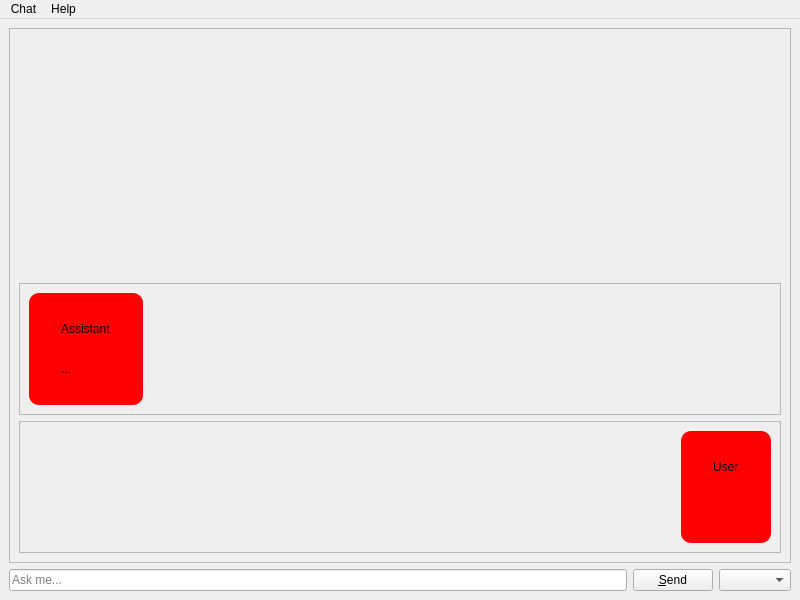
This is ui/main_window.ui in nshiell/ollama-chat as Qt 5 draws it before an edit. The edited form follows.
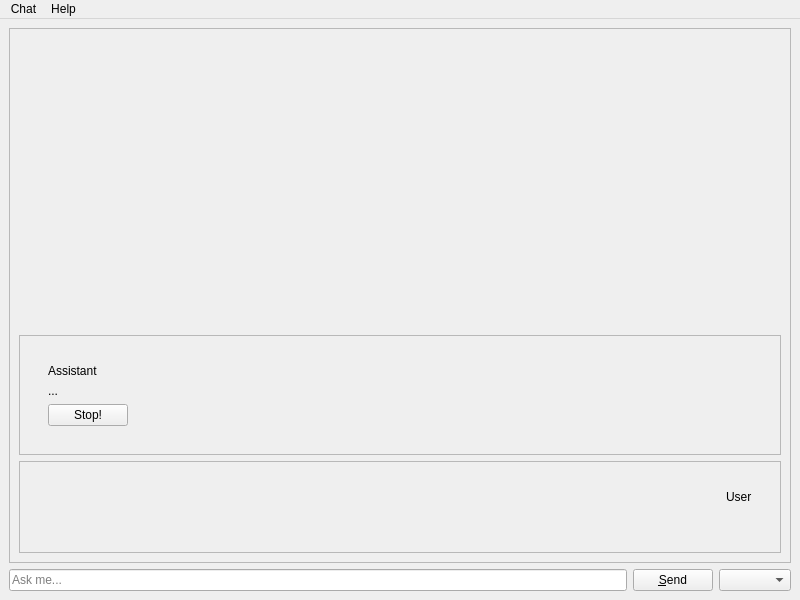
This is the edited form. Icons and pictures are not drawn.

Commit message: Stop button,and UI colour changes, multi window support and state stores messages

Diff of the .ui file:
```diff
--- a/ui/main_window.ui
+++ b/ui/main_window.ui
@@ -59,11 +59,21 @@
                <item>
                 <layout class="QHBoxLayout" name="assistant_box_21">
                  <item>
-                  <widget class="QFrame" name="frame_41">
+                  <widget class="QFrame" name="frame_assistant_bubble">
                    <property name="styleSheet">
-                    <string notr="true">background-color: red;
-border-radius: 10px;
-padding: 10px</string>
+                    <string notr="true">#frame_assistant_bubble {
+background: qlineargradient(
+    spread:pad,
+    x1:0, y1:1,
+    x2:0, y2:0,
+    stop:0.95 #5577AA,
+    stop:0.8 #2244AA,
+    stop:0.2 #111199,
+    stop:0 #000044
+);
+border-radius: 20px;
+padding: 10px;
+}</string>
                    </property>
                    <property name="frameShape">
                     <enum>QFrame::StyledPanel</enum>
@@ -94,6 +104,13 @@
                         </property>
                        </widget>
                       </item>
+                      <item>
+                       <widget class="QPushButton" name="btn_stop">
+                        <property name="text">
+                         <string>Stop!</string>
+                        </property>
+                       </widget>
+                      </item>
                      </layout>
                     </item>
                    </layout>
@@ -142,11 +159,21 @@
                   </spacer>
                  </item>
                  <item>
-                  <widget class="QFrame" name="frame_4">
+                  <widget class="QFrame" name="frame_user_bubble">
                    <property name="styleSheet">
-                    <string notr="true">background-color: red;
-border-radius: 10px;
-padding: 10px</string>
+                    <string notr="true">#frame_user_bubble {
+background: qlineargradient(
+    spread:pad,
+    x1:0, y1:1,
+    x2:0, y2:0,
+    stop:0.95 #335544,
+    stop:0.8 #224433,
+    stop:0.2 #113322,
+    stop:0 #002200
+);
+border-radius: 20px;
+padding: 10px;
+}</string>
                    </property>
                    <property name="frameShape">
                     <enum>QFrame::StyledPanel</enum>
@@ -231,10 +258,10 @@
     <property name="title">
      <string>Chat</string>
     </property>
-    <addaction name="actionSettings"/>
+    <addaction name="action_new_window"/>
     <addaction name="action_configure"/>
     <addaction name="separator"/>
-    <addaction name="actionQuit"/>
+    <addaction name="action_quit"/>
    </widget>
    <widget class="QMenu" name="menuHelp">
     <property name="title">
@@ -246,9 +273,10 @@
    <addaction name="menuChat"/>
    <addaction name="menuHelp"/>
   </widget>
-  <action name="actionSettings">
+  <action name="action_new_window">
    <property name="icon">
-    <iconset theme="window-new"/>
+    <iconset theme="window-new">
+     <normaloff>.</normaloff>.</iconset>
    </property>
    <property name="text">
     <string>New Window</string>
@@ -256,7 +284,8 @@
   </action>
   <action name="action_configure">
    <property name="icon">
-    <iconset theme="settings-configure"/>
+    <iconset theme="settings-configure">
+     <normaloff>.</normaloff>.</iconset>
    </property>
    <property name="text">
     <string>&amp;Configure</string>
@@ -267,7 +296,8 @@
   </action>
   <action name="actionContents">
    <property name="icon">
-    <iconset theme="question"/>
+    <iconset theme="question">
+     <normaloff>.</normaloff>.</iconset>
    </property>
    <property name="text">
     <string>Contents</string>
@@ -275,15 +305,17 @@
   </action>
   <action name="actionAbout_Ollama_Chat">
    <property name="icon">
-    <iconset theme="help-about"/>
+    <iconset theme="help-about">
+     <normaloff>.</normaloff>.</iconset>
    </property>
    <property name="text">
     <string>About Ollama Chat</string>
    </property>
   </action>
-  <action name="actionQuit">
+  <action name="action_quit">
    <property name="icon">
-    <iconset theme="window-close"/>
+    <iconset theme="window-close">
+     <normaloff>.</normaloff>.</iconset>
    </property>
    <property name="text">
     <string>Quit</string>
```
The commit also changes 4 other files.
